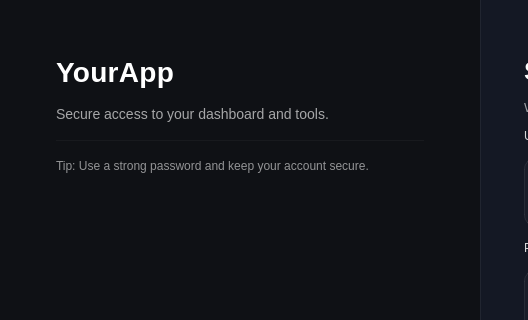
The window that app/ui/main_window.ui (kianfa/Imprest_Management) describes before a commit, drawn with Qt 5; both pictures show x 0 to 528 and y 0 to 320 of the 1000 by 722 pixel window.
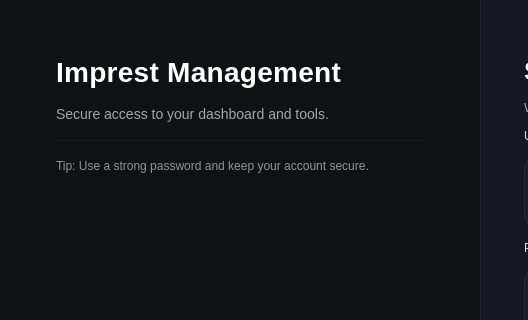
The same window after the commit.

What changed in the file:
```diff
--- a/app/ui/main_window.ui
+++ b/app/ui/main_window.ui
@@ -209,7 +209,7 @@
       <item>
        <widget class="QLabel" name="lblBrand">
         <property name="text">
-         <string>YourApp</string>
+         <string>Imprest Management</string>
         </property>
        </widget>
       </item>
```
